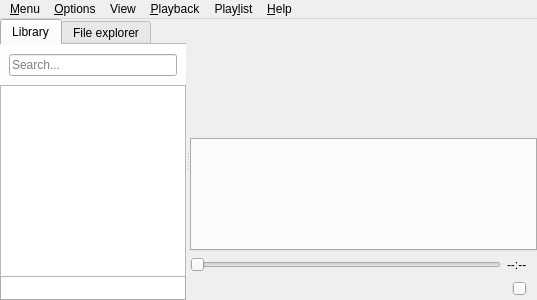
MBach/Miam-Player, file code/MiamPlayer/mainwindow.ui: the form before one commit.
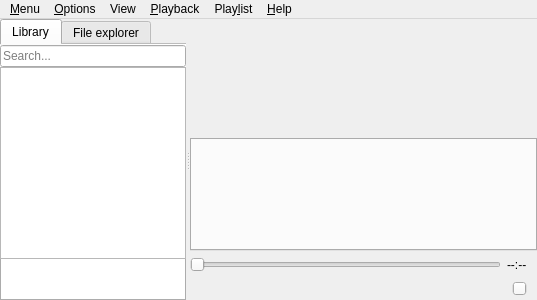
The form after the commit. Icons and pictures are not drawn. Custom widgets are drawn as their Qt base class.

What changed in the file:
```diff
--- a/code/MiamPlayer/mainwindow.ui
+++ b/code/MiamPlayer/mainwindow.ui
@@ -96,6 +96,21 @@
                 </size>
                </property>
                <layout class="QHBoxLayout" name="horizontalLayout_5">
+                <property name="spacing">
+                 <number>0</number>
+                </property>
+                <property name="leftMargin">
+                 <number>0</number>
+                </property>
+                <property name="topMargin">
+                 <number>0</number>
+                </property>
+                <property name="rightMargin">
+                 <number>0</number>
+                </property>
+                <property name="bottomMargin">
+                 <number>0</number>
+                </property>
                 <item>
                  <widget class="LibraryFilterLineEdit" name="searchBar">
                   <property name="maxLength">
```
Left out of the diff: 2 changed lines with no effect on the pictures.
